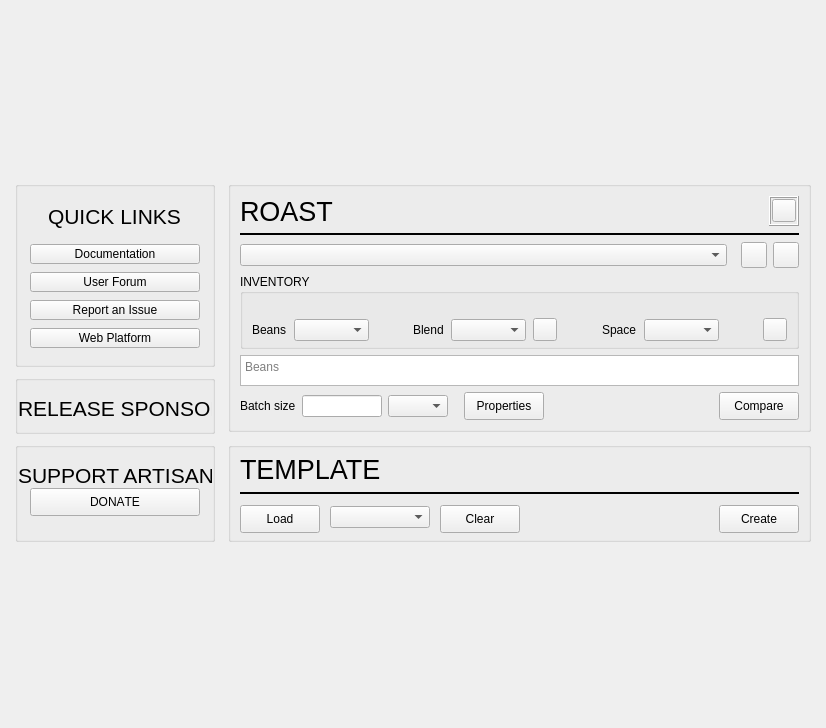
Qt form src/ui/DashboardWidget.ui (artisan-roaster-scope/artisan) before a commit.
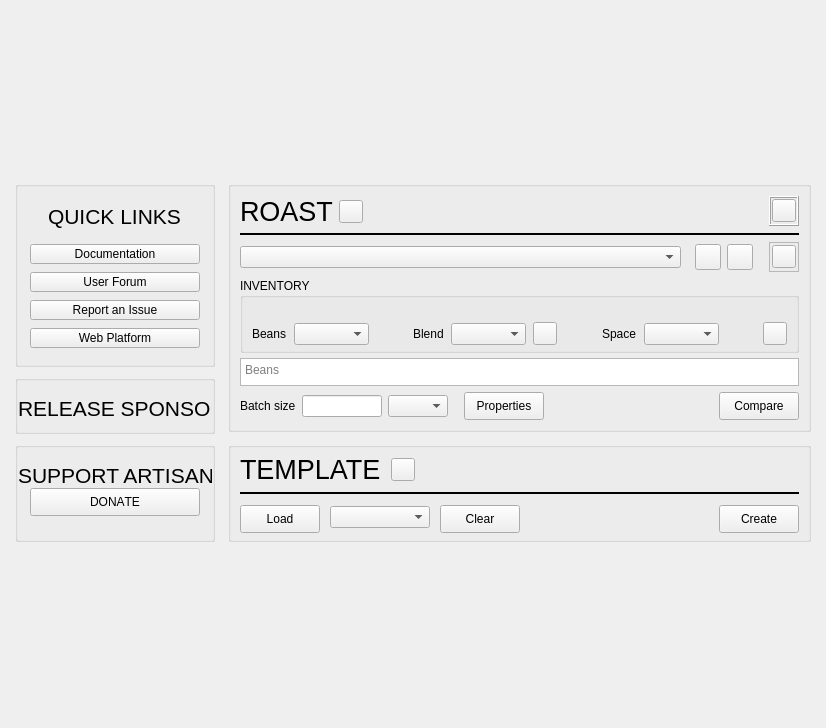
The same form after that commit. Custom widgets are drawn as their Qt base class.

Commit message: - adds profile upload - adds dashboard link to platform from profile and template - maximize main control button rounding - adds round() to set of symbolic math functions - updated Dutch Master Roaster setups fixing manual mode

What changed in the file:
```diff
--- a/src/ui/DashboardWidget.ui
+++ b/src/ui/DashboardWidget.ui
@@ -659,6 +659,29 @@
               </property>
              </widget>
             </item>
+            <item>
+             <widget class="QToolButton" name="roast_link_toolButton">
+              <property name="toolTip">
+               <string notr="true"/>
+              </property>
+              <property name="text">
+               <string notr="true"/>
+              </property>
+             </widget>
+            </item>
+            <item>
+             <spacer name="horizontalSpacer_16">
+              <property name="orientation">
+               <enum>Qt::Orientation::Horizontal</enum>
+              </property>
+              <property name="sizeHint" stdset="0">
+               <size>
+                <width>40</width>
+                <height>20</height>
+               </size>
+              </property>
+             </spacer>
+            </item>
             <item>
              <widget class="QLabel" name="batch_nr">
               <property name="toolTip">
@@ -952,6 +975,151 @@
               </property>
              </widget>
             </item>
+            <item>
+             <spacer name="upload_spacer">
+              <property name="orientation">
+               <enum>Qt::Orientation::Horizontal</enum>
+              </property>
+              <property name="sizeType">
+               <enum>QSizePolicy::Policy::Fixed</enum>
+              </property>
+              <property name="sizeHint" stdset="0">
+               <size>
+                <width>10</width>
+                <height>20</height>
+               </size>
+              </property>
+             </spacer>
+            </item>
+            <item>
+             <widget class="QFrame" name="upload_frame">
+              <property name="minimumSize">
+               <size>
+                <width>30</width>
+                <height>30</height>
+               </size>
+              </property>
+              <property name="maximumSize">
+               <size>
+                <width>30</width>
+                <height>30</height>
+               </size>
+              </property>
+              <property name="toolTip">
+               <string notr="true"/>
+              </property>
+              <property name="accessibleDescription">
+               <string notr="true"/>
+              </property>
+              <property name="frameShape">
+               <enum>QFrame::Shape::StyledPanel</enum>
+              </property>
+              <property name="frameShadow">
+               <enum>QFrame::Shadow::Raised</enum>
+              </property>
+              <layout class="QVBoxLayout" name="verticalLayout_13">
+               <property name="leftMargin">
+                <number>0</number>
+               </property>
+               <property name="topMargin">
+                <number>0</number>
+               </property>
+               <property name="rightMargin">
+                <number>0</number>
+               </property>
+               <property name="bottomMargin">
+                <number>0</number>
+               </property>
+               <item>
+                <spacer name="verticalSpacer_6">
+                 <property name="orientation">
+                  <enum>Qt::Orientation::Vertical</enum>
+                 </property>
+                 <property name="sizeHint" stdset="0">
+                  <size>
+                   <width>30</width>
+                   <height>0</height>
+                  </size>
+                 </property>
+                </spacer>
+               </item>
+               <item>
+                <layout class="QHBoxLayout" name="horizontalLayout_12">
+                 <property name="leftMargin">
+                  <number>0</number>
+                 </property>
+                 <property name="topMargin">
+                  <number>0</number>
+                 </property>
+                 <property name="rightMargin">
+                  <number>0</number>
+                 </property>
+                 <property name="bottomMargin">
+                  <number>0</number>
+                 </property>
+                 <item>
+                  <spacer name="horizontalSpacer_17">
+                   <property name="orientation">
+                    <enum>Qt::Orientation::Horizontal</enum>
+                   </property>
+                   <property name="sizeHint" stdset="0">
+                    <size>
+                     <width>0</width>
+                     <height>30</height>
+                    </size>
+                   </property>
+                  </spacer>
+                 </item>
+                 <item>
+                  <widget class="QToolButton" name="upload_toolButton">
+                   <property name="minimumSize">
+                    <size>
+                     <width>20</width>
+                     <height>20</height>
+                    </size>
+                   </property>
+                   <property name="toolTip">
+                    <string notr="true"/>
+                   </property>
+                   <property name="accessibleDescription">
+                    <string notr="true"/>
+                   </property>
+                   <property name="text">
+                    <string notr="true"/>
+                   </property>
+                  </widget>
+                 </item>
+                 <item>
+                  <spacer name="horizontalSpacer_18">
+                   <property name="orientation">
+                    <enum>Qt::Orientation::Horizontal</enum>
+                   </property>
+                   <property name="sizeHint" stdset="0">
+                    <size>
+                     <width>0</width>
+                     <height>30</height>
+                    </size>
+                   </property>
+                  </spacer>
+                 </item>
+                </layout>
+               </item>
+               <item>
+                <spacer name="verticalSpacer_7">
+                 <property name="orientation">
+                  <enum>Qt::Orientation::Vertical</enum>
+                 </property>
+                 <property name="sizeHint" stdset="0">
+                  <size>
+                   <width>30</width>
+                   <height>0</height>
+                  </size>
+                 </property>
+                </spacer>
+               </item>
+              </layout>
+             </widget>
+            </item>
            </layout>
           </item>
           <item>
@@ -1616,6 +1784,19 @@
               </property>
              </widget>
             </item>
+            <item>
+             <widget class="QToolButton" name="template_link_toolButton">
+              <property name="toolTip">
+               <string notr="true"/>
+              </property>
+              <property name="accessibleDescription">
+               <string notr="true"/>
+              </property>
+              <property name="text">
+               <string notr="true"/>
+              </property>
+             </widget>
+            </item>
             <item>
              <widget class="QLabel" name="background_profile_label">
               <property name="sizePolicy">
```
The commit also changes 98 other files.
